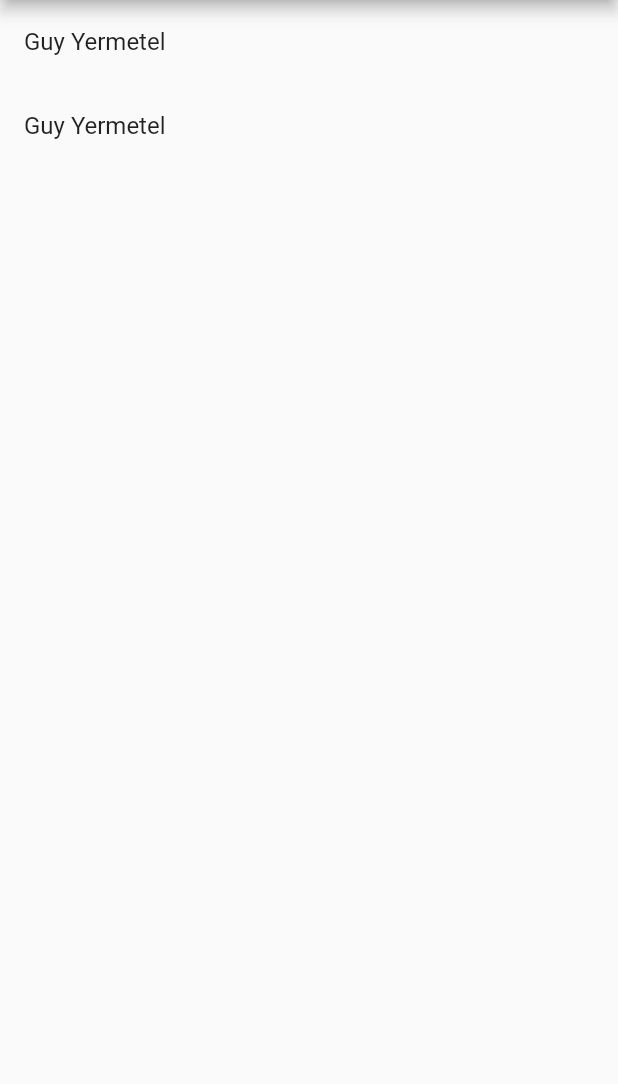
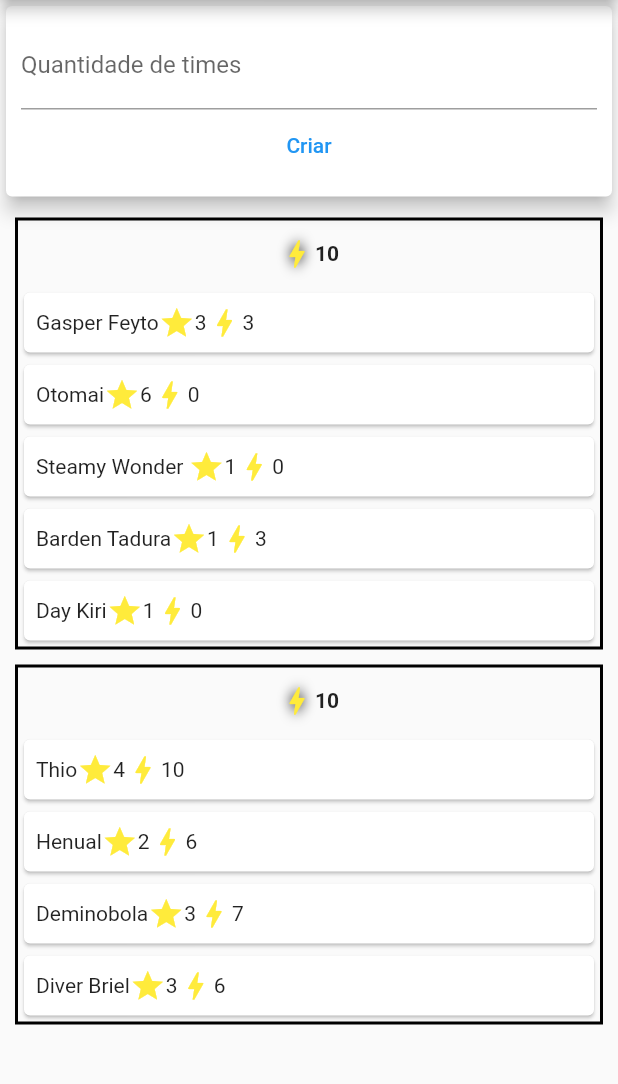
Before and after one commit to nenitf/kros6, a Flutter app: the screen it shows after launch, on a phone screen of 412 x 824 dp, the part 84-1168 px from its top. Run offline on Flutter 3.47's test engine with Material 2 defaults, Android fonts, the light colour scheme and no system bars.

Commit message:
feat: add times e form inicial (inutil)

```diff
--- a/lib/main.dart
+++ b/lib/main.dart
@@ -15,23 +15,83 @@ class App extends StatelessWidget {
 }
 
 class HomePage extends StatelessWidget {
-  final krosmasters = [
+  final times = [
+    Time(krosmasters: [
       Krosmaster(
-        id: "a",
-        name: "Guy Yermetel",
+          id: "gasper-feyto",
+          name: "Gasper Feyto",
+          level: 3,
+          appearance: "a",
+          initiative: 3,
+          unique: Unique.gold,
+          isBoss: false),
+      Krosmaster(
+          id: "otomai",
+          name: "Otomai",
+          level: 6,
+          appearance: "a",
+          initiative: 0,
+          unique: Unique.gold,
+          isBoss: false),
+      Krosmaster(
+          id: "barden-tadura",
+          name: "Steamy Wonder ",
           level: 1,
           appearance: "a",
-        initiative: 1,
+          initiative: 0,
           unique: Unique.gold,
-        isBoss: true),
+          isBoss: false),
       Krosmaster(
-        id: "a",
-        name: "Guy Yermetel",
+          id: "barden-tadura",
+          name: "Barden Tadura",
           level: 1,
           appearance: "a",
-        initiative: 1,
+          initiative: 3,
+          unique: Unique.white,
+          isBoss: false),
+      Krosmaster(
+          id: "day-kiri",
+          name: "Day Kiri",
+          level: 1,
+          appearance: "a",
+          initiative: 0,
           unique: Unique.gold,
-        isBoss: true)
+          isBoss: false),
+    ]),
+    Time(krosmasters: [
+      Krosmaster(
+          id: "thio",
+          name: "Thio",
+          level: 4,
+          appearance: "a",
+          initiative: 10,
+          unique: Unique.gold,
+          isBoss: false),
+      Krosmaster(
+          id: "henual",
+          name: "Henual",
+          level: 2,
+          appearance: "a",
+          initiative: 6,
+          unique: Unique.white,
+          isBoss: false),
+      Krosmaster(
+          id: "deminobola",
+          name: "Deminobola",
+          level: 3,
+          appearance: "a",
+          initiative: 7,
+          unique: Unique.white,
+          isBoss: false),
+      Krosmaster(
+          id: "diver-birel",
+          name: "Diver Briel",
+          level: 3,
+          appearance: "a",
+          initiative: 6,
+          unique: Unique.white,
+          isBoss: false)
+    ]),
   ];
 
   HomePage({Key? key, required this.title}) : super(key: key);
@@ -42,16 +102,82 @@ class HomePage extends StatelessWidget {
   Widget build(BuildContext context) {
     return Scaffold(
         appBar: AppBar(title: Text(title)),
-      body: ListView.builder(
-        itemCount: krosmasters.length,
-        itemBuilder: (context, i) {
-          final krosmaster = krosmasters[i];
-
-          return ListTile(
-            title: Text(krosmaster.name),
-          );
-        },
+        body: SingleChildScrollView(
+          child: Column(children: <Widget>[
+            Card(
+                elevation: 5,
+                child: Padding(
+                  padding: const EdgeInsets.all(10.0),
+                  child: Column(
+                    children: [
+                      const TextField(
+                        decoration:
+                            InputDecoration(labelText: "Quantidade de times"),
                       ),
-    );
+                      TextButton(
+                        child: const Text('Criar'),
+                        onPressed: () {},
+                      )
+                    ],
+                  ),
+                )),
+            ...times.map((time) {
+              return Container(
+                  margin: const EdgeInsets.fromLTRB(10, 10, 10, 0),
+                  decoration: BoxDecoration(
+                      border: Border.all(
+                    color: Colors.black,
+                    width: 2,
+                  )),
+                  child: Column(children: [
+                    Padding(
+                      padding: const EdgeInsets.symmetric(vertical: 10),
+                      child: Row(
+                      mainAxisAlignment: MainAxisAlignment.center,
+                        children: [
+                          const Icon(
+                            Icons.bolt,
+                            color: Colors.yellow,
+                            size: 24.0,
+                            shadows: [
+                              Shadow(color: Colors.black, blurRadius: 10)
+                            ],
+                          ),
+                          Text(time.getInitiative().toString(),
+                              style:
+                                  const TextStyle(fontWeight: FontWeight.bold)),
+                        ],
+                      ),
+                    ),
+                    ...time.krosmasters.map((krosmaster) {
+                      return Card(
+                          child: Row(
+                        children: [
+                          Container(
+                              padding: const EdgeInsets.all(8.0),
+                              child: Row(
+                                children: [
+                                  Text(krosmaster.name),
+                                  const Icon(
+                                    Icons.star,
+                                    color: Colors.yellow,
+                                    size: 24.0,
+                                  ),
+                                  Text(krosmaster.level.toString()),
+                                  const Icon(
+                                    Icons.bolt,
+                                    color: Colors.yellow,
+                                    size: 24.0,
+                                  ),
+                                  Text(krosmaster.initiative.toString()),
+                                ],
+                              )),
+                        ],
+                      ));
+                    }).toList()
+                  ]));
+            })
+          ]),
+        ));
   }
 }
--- a/lib/models/Krosmaster.dart
+++ b/lib/models/Krosmaster.dart
@@ -18,3 +18,14 @@ class Krosmaster {
       required this.unique,
       required this.isBoss});
 }
+
+class Time {
+  final List<Krosmaster> krosmasters;
+  /* final String initiative; */
+
+  Time({required this.krosmasters});
+
+  num getInitiative() {
+    return 10;
+  }
+}
```
Also changed, not shown: 2 other files. Lines whose indentation alone changed are shown as unchanged.
